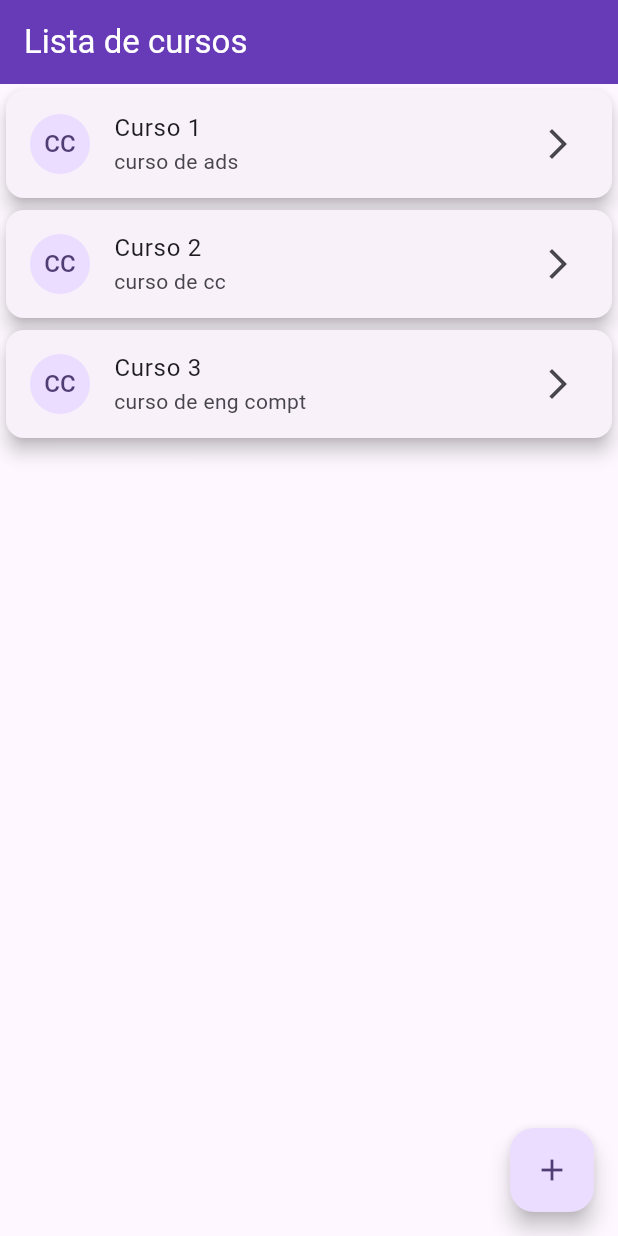
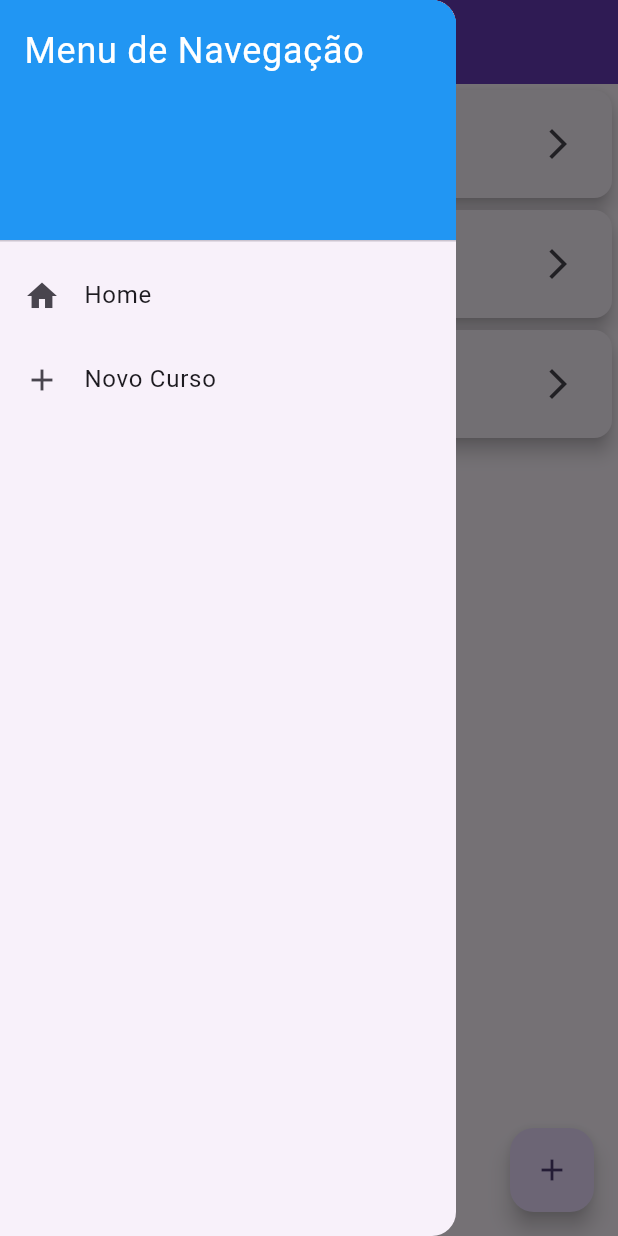
Before and after one commit to wellsla/flutter-class-app, a Flutter app: the HomePage screen opened directly, with the side drawer open (before the commit the screen has no drawer), on a phone screen of 412 x 824 dp. Run offline on Flutter 3.47's test engine with Material 3 defaults, Android fonts, the phone set to English and light mode, and no system bars; drawn by our look-alikes of flutter_slidable.

Commit message:
:sparkles: feat: Menu drawer added

```diff
--- a/lib/home.dart
+++ b/lib/home.dart
@@ -35,7 +35,50 @@ class _HomePageState extends State<HomePage> {
   @override
   Widget build(BuildContext context) {
     return Scaffold(
-      appBar: AppBar(title: Text("Lista de cursos")),
+      appBar: AppBar(
+        title: const Text('Meus Cursos'),
+        leading: Builder(
+          builder:
+              (context) => IconButton(
+                icon: const Icon(Icons.menu),
+                onPressed: () {
+                  Scaffold.of(context).openDrawer();
+                },
+              ),
+        ),
+      ),
+      drawer: Drawer(
+        child: ListView(
+          padding: EdgeInsets.zero,
+          children: [
+            const DrawerHeader(
+              decoration: BoxDecoration(color: Colors.blue),
+              child: Text(
+                'Menu de Navegação',
+                style: TextStyle(color: Colors.white, fontSize: 24),
+              ),
+            ),
+            ListTile(
+              leading: const Icon(Icons.home),
+              title: const Text('Home'),
+              onTap: () {
+                Navigator.pop(context);
+              },
+            ),
+            ListTile(
+              leading: const Icon(Icons.add),
+              title: const Text('Novo Curso'),
+              onTap: () {
+                Navigator.pop(context);
+                Navigator.push(
+                  context,
+                  MaterialPageRoute(builder: (context) => FormCourse()),
+                );
+              },
+            ),
+          ],
+        ),
+      ),
       body: ListView.builder(
         itemCount: courses.length,
         itemBuilder: (context, index) {
```
